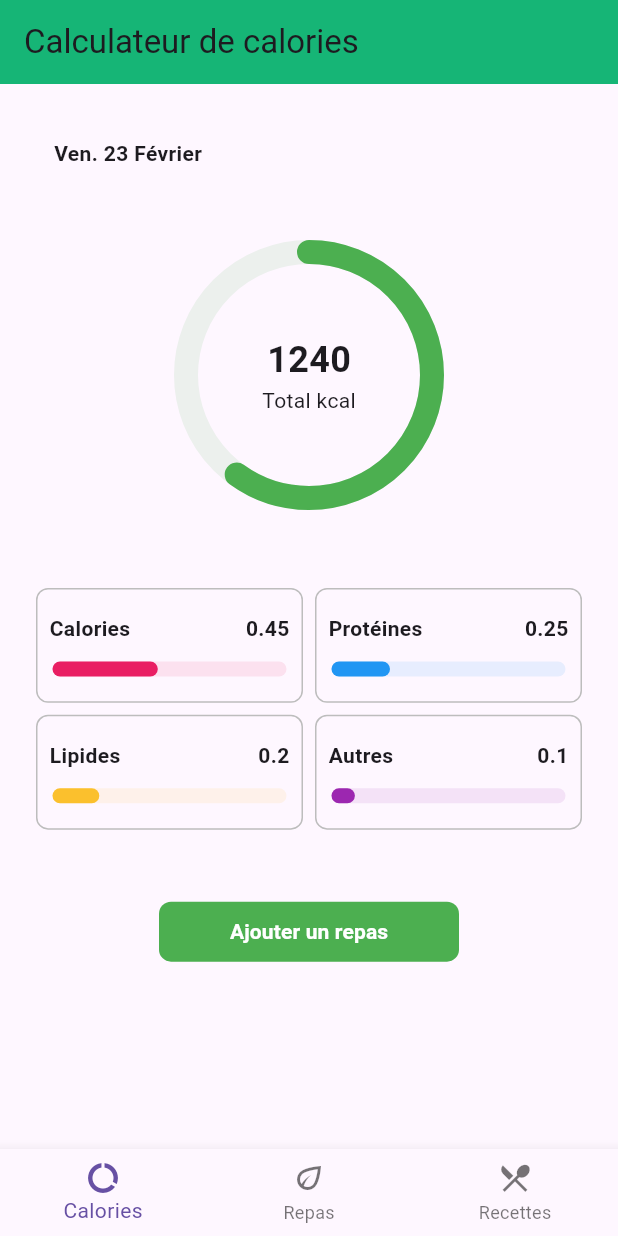
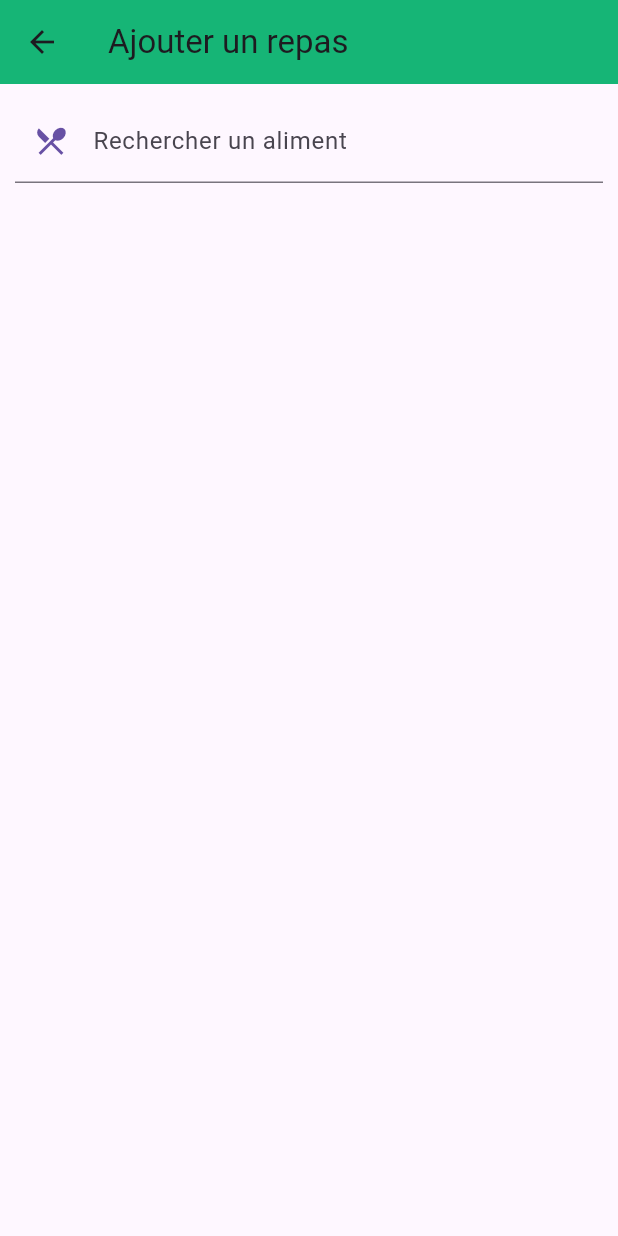
Before and after one commit to MaximeLemesle/Compteur-de-calories, a Flutter app: the screen it shows after launch, after a tap on "Ajouter un repas", on a phone screen of 412 x 824 dp. Run offline on Flutter 3.47's test engine with Material 3 defaults, Android fonts, the phone set to English and light mode, and no system bars; drawn by our look-alikes of percent_indicator.

```diff
--- a/lib/main.dart
+++ b/lib/main.dart
@@ -1,3 +1,4 @@
+import 'package:compteur_cal/ui/screens/add_meal.dart';
 import 'package:compteur_cal/ui/screens/home.dart';
 import 'package:flutter/material.dart';
 
@@ -16,7 +17,11 @@ class MyApp extends StatelessWidget {
       theme: ThemeData(
         useMaterial3: true,
       ),
-      home: const Home()
+      routes: {
+        '/home': (context) => const Home(),
+        '/add_meal': (context) => const AddMeal(),
+      },
+      initialRoute: '/home',
     );
   }
 }
--- /dev/null
+++ b/lib/models/aliment.dart
@@ -0,0 +1,25 @@
+class Aliment {
+  final int id;
+  final String name;
+
+  factory Aliment.fromGeoJson(Map<String, dynamic> json) {
+    final Map<String, dynamic> properties = json['properties'] ?? {};
+    final int id = properties['id'];
+    final String name = properties['name'];
+
+    return Aliment(id, name);
+  }
+
+  Map<String, dynamic> toJson() {
+    return {
+      'id': id,
+      'name': name,
+    };
+  }
+
+  factory Aliment.fromJson(Map<String, dynamic> json) {
+    return Aliment(json['id'], json['name']);
+  }
+
+  const Aliment(this.id, this.name);
+}
--- /dev/null
+++ b/lib/ui/screens/add_meal.dart
@@ -0,0 +1,39 @@
+import 'package:flutter/material.dart';
+
+class AddMeal extends StatefulWidget {
+  const AddMeal({super.key});
+
+  @override
+  State<AddMeal> createState() => _AddMealState();
+}
+
+class _AddMealState extends State<AddMeal> {
+
+  @override
+  Widget build(BuildContext context) {
+    return Scaffold(
+      // --- AppBar --- //
+      appBar: AppBar(
+        title: const Text('Ajouter un repas'),
+        backgroundColor: const Color(0xFF16B576),
+      ),
+      body: Container(
+        margin: const EdgeInsets.all(10.0),
+        child: Column(
+          children: <Widget>[
+            // --- Recherche des aliments --- //
+            TextField(
+              decoration: InputDecoration(
+                prefixIcon: Icon(
+                  Icons.restaurant_menu,
+                  color: Theme.of(context).primaryColor,
+                ),
+                labelText: 'Rechercher un aliment',
+              ),
+            ),
+          ],
+        ),
+      ),
+    );
+  }
+}
--- a/lib/ui/views/calories_view.dart
+++ b/lib/ui/views/calories_view.dart
@@ -99,20 +99,27 @@ class _CalorieViewState extends State<CalorieView> {
         ),
 
         /// Ajout d'un repas
-        Column(
+        GestureDetector(
+          onTap: () async {
+            await Navigator.pushNamed(context, '/add_meal');
+          },
+          child: Column(
             mainAxisAlignment: MainAxisAlignment.center,
             children: [
               SizedBox(
                 width: 200,
                 child: TextButton(
-                onPressed: () {},
+                  onPressed: () async {
+                    await Navigator.pushNamed(context, '/add_meal');
+                  },
                   style: TextButton.styleFrom(
                     padding: const EdgeInsets.symmetric(horizontal: 16),
                     shape: RoundedRectangleBorder(
                       borderRadius: BorderRadius.circular(8),
                     ),
                     backgroundColor: Colors.green,
-                    foregroundColor: Colors.white),
+                    foregroundColor: Colors.white,
+                  ),
                   child: const SizedBox(
                     child: Text(
                       'Ajouter un repas',
@@ -123,6 +130,7 @@ class _CalorieViewState extends State<CalorieView> {
               ),
             ],
           ),
+        )
       ],
     );
   }
--- a/pubspec.yaml
+++ b/pubspec.yaml
@@ -36,6 +36,8 @@ dependencies:
   # Use with the CupertinoIcons class for iOS style icons.
   cupertino_icons: ^1.0.6
   percent_indicator: ^4.2.3
+  http: ^1.2.1
+  webview_flutter: ^4.7.0
 
 dev_dependencies:
   flutter_test:
```
Also changed, not shown: lib/repositories/aliment_repository.dart (added), pubspec.lock, 8 other files. Lines whose indentation alone changed are shown as unchanged.
